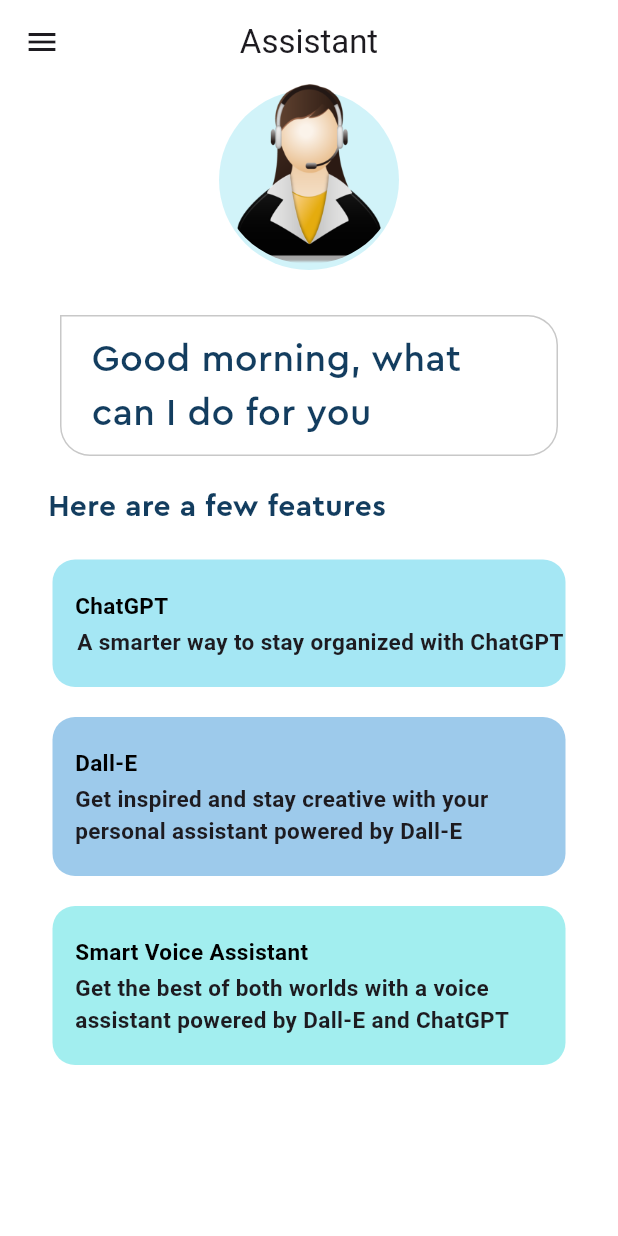
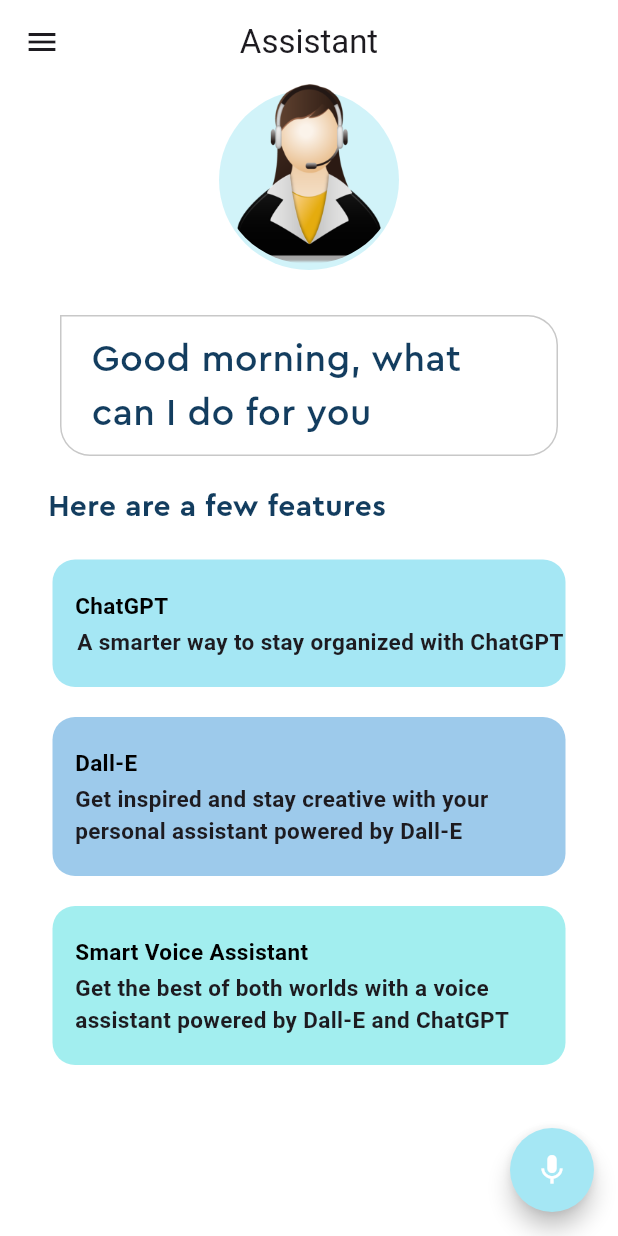
Before and after one commit to Horaunt/ai_assistant, a Flutter app: the screen it shows after launch, on a phone screen of 412 x 824 dp. Run offline on Flutter 3.47's test engine with Material 3 defaults, Android fonts, the phone set to English and light mode, and no system bars; Roboto replaces fonts that are missing (Cera-Pro).

Commit message:
final_ui

```diff
--- a/lib/home_page.dart
+++ b/lib/home_page.dart
@@ -89,7 +89,7 @@
               ),
             ),
           ),
-          const Column(
+          Column(
             children: [
               FeatureBox(
                 color: Palette.firstSuggestionBoxColor,
@@ -110,6 +110,17 @@
           )
         ],
       ),
+      floatingActionButton: FloatingActionButton(
+        backgroundColor: Palette.firstSuggestionBoxColor,
+        onPressed: () {},
+        child:  Icon(
+          Icons.mic,
+          color: Colors.white, // Set the icon color to white
+        ),
+        shape: RoundedRectangleBorder(
+          borderRadius: BorderRadius.circular(30.0), // Adjust the border radius as needed
+        ),
+      ),
     );
   }
 }
```
